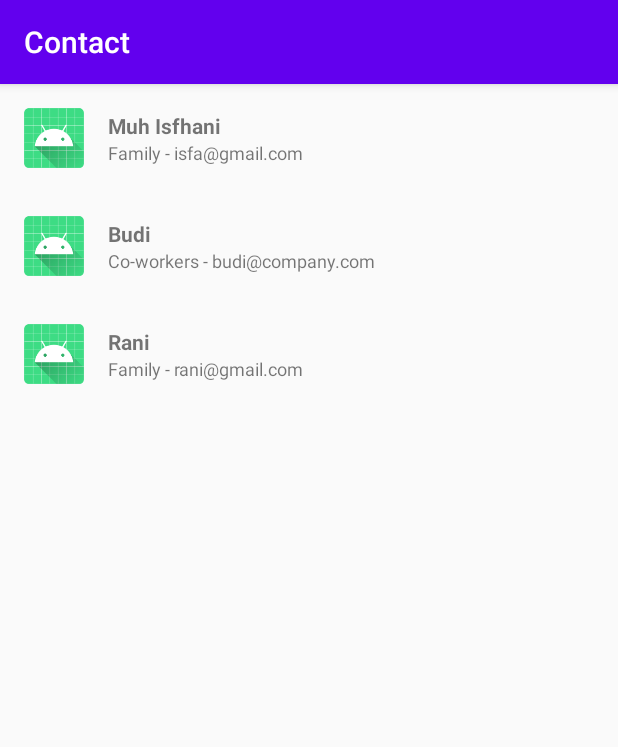
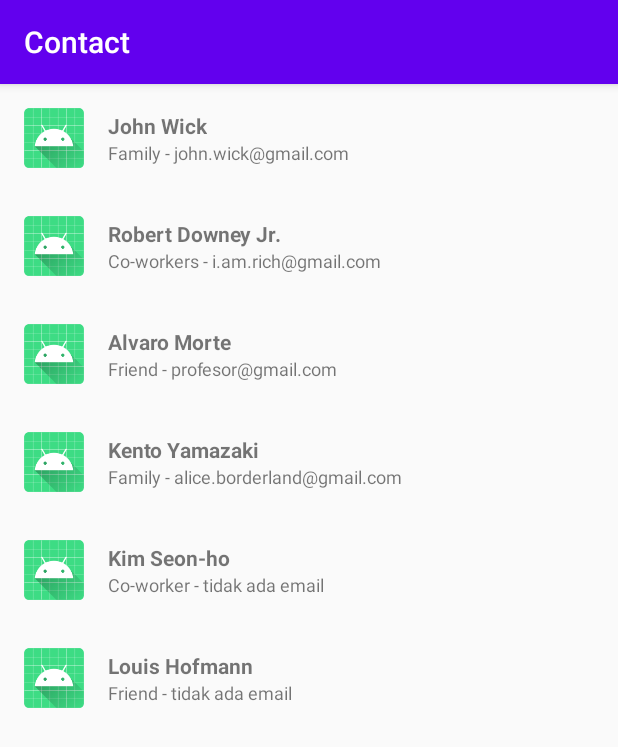
Before and after one commit to isfaaghyth/ngoprekbareng-contact, an Android app: the screen it shows after launch (MainActivity), on a phone screen of 412 x 824 dp. Shown: the top 747 px of the screen. Run offline under Robolectric (Android 15) with nearby library versions, the phone set to English and light mode, and no system bars.

Commit message:
last day

```diff
--- a/app/build.gradle
+++ b/app/build.gradle
@@ -31,6 +31,9 @@ dependencies {
     implementation 'androidx.core:core-ktx:1.3.2'
     implementation 'androidx.appcompat:appcompat:1.2.0'
     implementation 'androidx.constraintlayout:constraintlayout:2.0.4'
+    implementation 'com.google.code.gson:gson:2.8.6'
+    implementation 'com.github.bumptech.glide:glide:4.11.0'
+    annotationProcessor 'com.github.bumptech.glide:compiler:4.11.0'
     testImplementation 'junit:junit:4.12'
     androidTestImplementation 'androidx.test.ext:junit:1.1.2'
     androidTestImplementation 'androidx.test.espresso:espresso-core:3.3.0'
--- a/app/src/main/AndroidManifest.xml
+++ b/app/src/main/AndroidManifest.xml
@@ -1,6 +1,9 @@
 <?xml version="1.0" encoding="utf-8"?>
 <manifest xmlns:android="http://schemas.android.com/apk/res/android"
     package="app.isfaaghyth.contact">
+
+    <uses-permission android:name="android.permission.INTERNET"/>
+    <uses-permission android:name="android.permission.ACCESS_NETWORK_STATE" />
 
     <application
         android:allowBackup="true"
--- a/app/src/main/java/app/isfaaghyth/contact/MainActivity.kt
+++ b/app/src/main/java/app/isfaaghyth/contact/MainActivity.kt
@@ -1,10 +1,13 @@
 package app.isfaaghyth.contact
 
 import android.os.Bundle
+import android.util.Log
 import androidx.appcompat.app.AppCompatActivity
 import androidx.recyclerview.widget.RecyclerView
 import app.isfaaghyth.contact.adapter.PersonAdapter
 import app.isfaaghyth.contact.model.Person
+import app.isfaaghyth.contact.model.PersonData
+import com.google.gson.Gson
 
 class MainActivity : AppCompatActivity() {
 
@@ -16,34 +19,15 @@ class MainActivity : AppCompatActivity() {
         setContentView(R.layout.activity_main)
         rvPerson = findViewById(R.id.rv_person)
 
-        personAdapter = PersonAdapter(dataSetPerson())
-        rvPerson?.adapter = personAdapter
-    }
-
-    private fun dataSetPerson(): List<Person> {
-        return listOf(
-            Person(
-                R.mipmap.ic_launcher,
-                "Muh Isfhani",
-                "Family",
-                "isfa@gmail.com",
-                "123"
-            ),
-            Person(
-                R.mipmap.ic_launcher,
-                "Budi",
-                "Co-workers",
-                "budi@company.com",
-                "456"
-            ),
-            Person(
-                R.mipmap.ic_launcher,
-                "Rani",
-                "Family",
-                "rani@gmail.com",
-                "789"
-            )
-        )
+        assets.open("persons.json")
+            .bufferedReader()
+            .use {
+                val persons = Gson().fromJson(it.readText(), PersonData::class.java)
+                if (persons.success) {
+                    personAdapter = PersonAdapter(persons.dataPerson)
+                    rvPerson?.adapter = personAdapter
+                }
+            }
     }
 
 }
--- a/app/src/main/java/app/isfaaghyth/contact/model/Person.kt
+++ b/app/src/main/java/app/isfaaghyth/contact/model/Person.kt
@@ -1,13 +1,23 @@
 package app.isfaaghyth.contact.model
 
 import android.os.Parcelable
+import com.google.gson.annotations.SerializedName
 import kotlinx.android.parcel.Parcelize
 
 @Parcelize
 data class Person(
-    val avatar: Int,
+    @SerializedName("avatar")
+    val avatar: String,
+
+    @SerializedName("fullname")
     val fullName: String,
+
+    @SerializedName("relation")
     val relation: String,
-    val emailAddress: String,
-    val phoneNumber: String
+
+    @SerializedName("email")
+    val emailAddress: String?,
+
+    @SerializedName("phone_number")
+    val phoneNumber: String?
 ) : Parcelable
--- /dev/null
+++ b/app/src/main/java/app/isfaaghyth/contact/model/PersonData.kt
@@ -0,0 +1,11 @@
+package app.isfaaghyth.contact.model
+
+import com.google.gson.annotations.SerializedName
+
+data class PersonData(
+    @SerializedName("success")
+    val success: Boolean,
+
+    @SerializedName("data")
+    val dataPerson: List<Person>
+)
--- a/app/src/main/java/app/isfaaghyth/contact/viewholder/PersonViewHolder.kt
+++ b/app/src/main/java/app/isfaaghyth/contact/viewholder/PersonViewHolder.kt
@@ -8,6 +8,7 @@ import androidx.recyclerview.widget.RecyclerView
 import app.isfaaghyth.contact.DetailActivity
 import app.isfaaghyth.contact.R
 import app.isfaaghyth.contact.model.Person
+import com.bumptech.glide.Glide
 
 class PersonViewHolder(view: View) : RecyclerView.ViewHolder(view) {
 
@@ -16,9 +17,14 @@ class PersonViewHolder(view: View) : RecyclerView.ViewHolder(view) {
     private val txtDetail: TextView = view.findViewById(R.id.txt_detail)
 
     fun bindPerson(person: Person) {
-        imgAvatar.setImageResource(person.avatar)
+        Glide.with(itemView.context)
+            .load(person.avatar)
+            .error(R.mipmap.ic_launcher)
+            .circleCrop()
+            .into(imgAvatar)
+
         txtName.text = person.fullName
-        txtDetail.text = "${person.relation} - ${person.emailAddress}"
+        txtDetail.text = "${person.relation} - ${person.emailAddress?: "tidak ada email"}"
 
         itemView.setOnClickListener {
             val intent = Intent(itemView.context, DetailActivity::class.java)
```
Also changed, not shown: app/src/main/java/app/isfaaghyth/contact/DetailActivity.kt (+11 -0 lines), app/src/main/res/layout/activity_detail.xml (+11 -2 lines).
